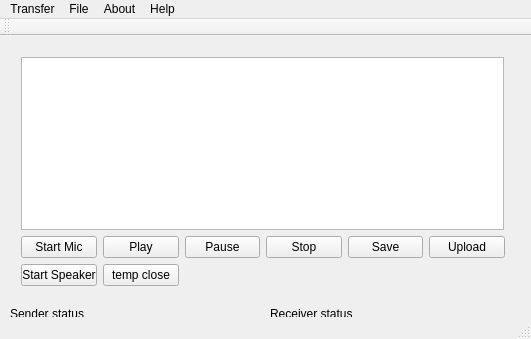
Before: the Qt Designer form mainwindow.ui in julianafrench/CommAudio, drawn with Qt 5.
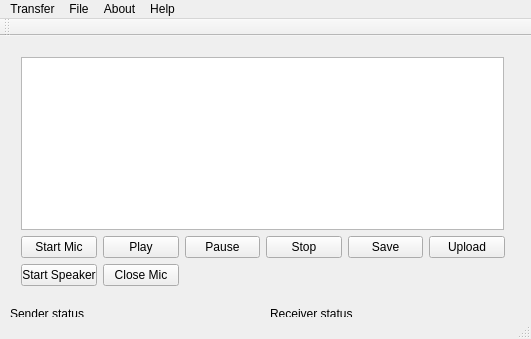
After: the same form once the commit is applied.

Patch:
```diff
--- a/mainwindow.ui
+++ b/mainwindow.ui
@@ -94,7 +94,7 @@
        <item row="1" column="2">
         <widget class="QPushButton" name="StreamDisconnectButton">
          <property name="text">
-          <string>temp close</string>
+          <string>Close Mic</string>
          </property>
         </widget>
        </item>
```
